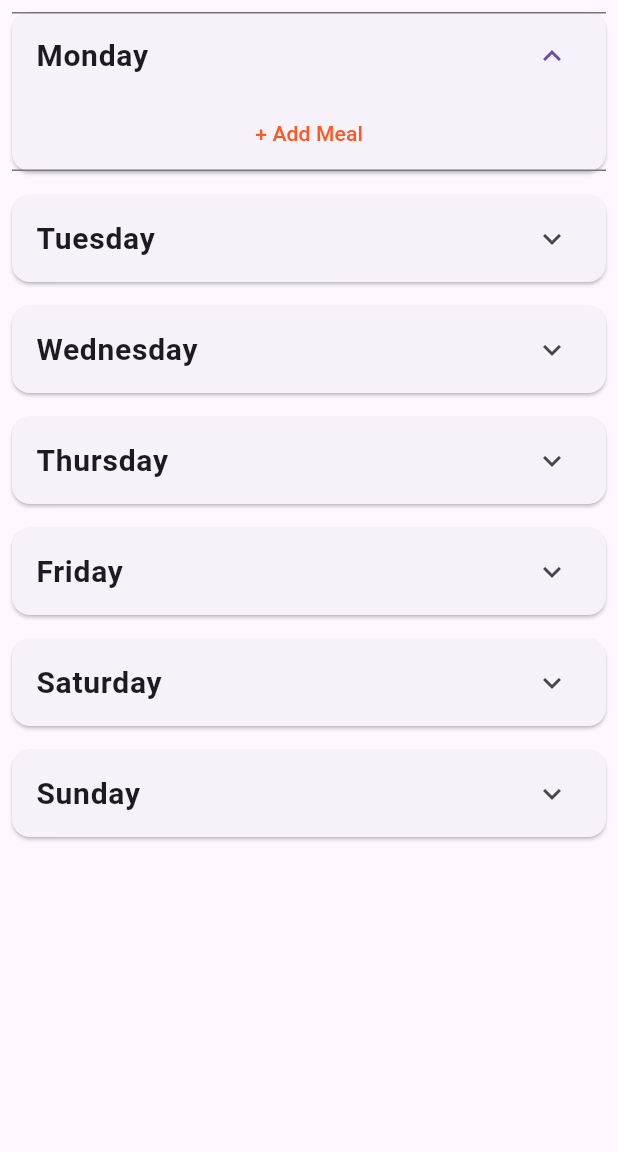
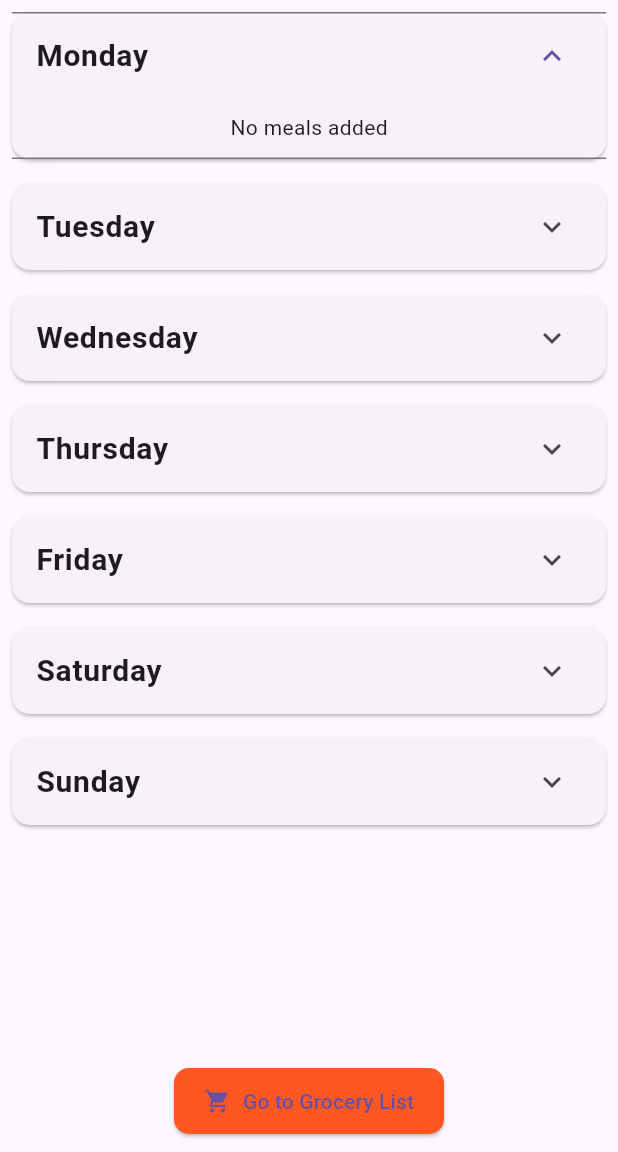
Before and after one commit to sricharan8462/MealandRecipePlanner, a Flutter app: the MealPlannerScreen screen opened by its route, after a tap on "Monday", on a phone screen of 412 x 824 dp, the part 84-1236 px from its top. Run offline on Flutter 3.47's test engine with Material 3 defaults, Android fonts, the light colour scheme and no system bars.

Commit message:
Add 'Go to Grocery List' Button in Meal Planner

```diff
--- a/lib/screens/meal_planner_screen.dart
+++ b/lib/screens/meal_planner_screen.dart
@@ -1,6 +1,4 @@
 import 'package:flutter/material.dart';
-import 'package:shared_preferences/shared_preferences.dart';
-import 'dart:convert';
 
 class MealPlannerScreen extends StatefulWidget {
   final Function(Map<String, List<String>>) updateGroceryList;
@@ -22,85 +20,46 @@ class _MealPlannerScreenState extends State<MealPlannerScreen> {
     "Sunday": [],
   };
 
-  List<String> allRecipes = [
-    "Vegan Salad",
-    "Gluten-Free Pasta",
-    "Chicken Stir Fry",
-    "Mushroom Risotto",
-    "Grilled Salmon",
-    "Quinoa Bowl",
-    "Tofu Stir Fry",
-    "Beef Tacos",
-    "Cauliflower Rice",
-    "Paneer Butter Masala"
-  ];
-
-  @override
-  void initState() {
-    super.initState();
-    _loadMealPlan();
-  }
-
-  void _addMeal(String day) {
-    showModalBottomSheet(
-      context: context,
-      builder: (context) {
-        return ListView.builder(
-          itemCount: allRecipes.length,
-          itemBuilder: (context, index) {
-            return ListTile(
-              title: Text(allRecipes[index]),
-              onTap: () {
-                setState(() {
-                  mealPlan[day]!.add(allRecipes[index]);
-                });
-                _saveMealPlan();
-                widget.updateGroceryList(mealPlan);
-                Navigator.pop(context);
-              },
-            );
-          },
-        );
-      },
-    );
-  }
-
-  void _saveMealPlan() async {
-    final prefs = await SharedPreferences.getInstance();
-    prefs.setString('mealPlan', jsonEncode(mealPlan));
-  }
-
-  void _loadMealPlan() async {
-    final prefs = await SharedPreferences.getInstance();
-    final String? storedData = prefs.getString('mealPlan');
-    if (storedData != null) {
-      setState(() {
-        mealPlan = Map<String, List<String>>.from(jsonDecode(storedData));
-      });
-    }
+  void _goToGroceryList() {
+    Navigator.pushNamed(context, '/grocery-list', arguments: mealPlan);
   }
 
   @override
   Widget build(BuildContext context) {
     return Scaffold(
       appBar: AppBar(title: Text("Meal Planner"), backgroundColor: Colors.deepOrange),
-      body: ListView(
+      body: Column(
+        children: [
+          Expanded(
+            child: ListView(
               children: mealPlan.keys.map((day) {
                 return Card(
                   margin: EdgeInsets.all(8),
                   child: ExpansionTile(
                     title: Text(day, style: TextStyle(fontSize: 20, fontWeight: FontWeight.bold)),
-              children: [
-                ...mealPlan[day]!.map((meal) => ListTile(title: Text(meal))).toList(),
-                TextButton(
-                  onPressed: () => _addMeal(day),
-                  child: Text("+ Add Meal", style: TextStyle(color: Colors.deepOrange)),
+                    children: mealPlan[day]!.isEmpty
+                        ? [Padding(padding: EdgeInsets.all(10), child: Text("No meals added"))]
+                        : mealPlan[day]!.map((meal) => ListTile(title: Text(meal))).toList(),
+                  ),
+                );
+              }).toList(),
+            ),
+          ),
+          Padding(
+            padding: const EdgeInsets.all(10.0),
+            child: ElevatedButton.icon(
+              onPressed: _goToGroceryList,
+              icon: Icon(Icons.shopping_cart),
+              label: Text("Go to Grocery List"),
+              style: ElevatedButton.styleFrom(
+                backgroundColor: Colors.deepOrange,
+                padding: EdgeInsets.symmetric(horizontal: 20, vertical: 12),
+                shape: RoundedRectangleBorder(borderRadius: BorderRadius.circular(10)),
+              ),
+            ),
           ),
         ],
       ),
     );
-        }).toList(),
-      ),
-    );
   }
 }
```
Lines whose indentation alone changed are shown as unchanged.
